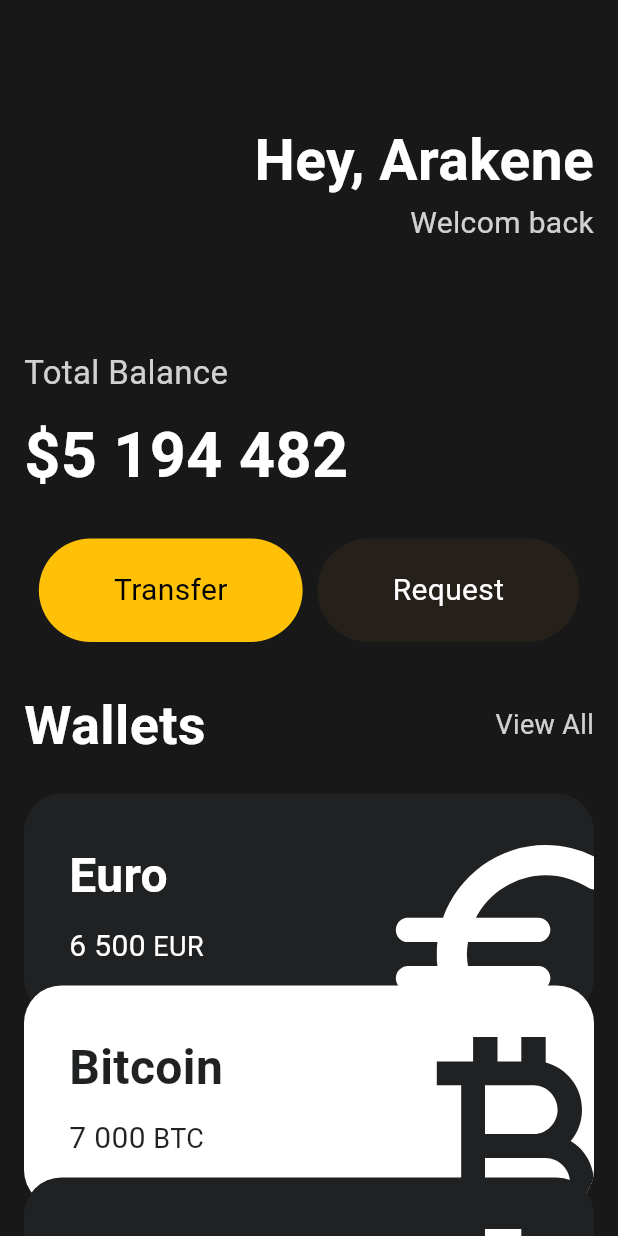
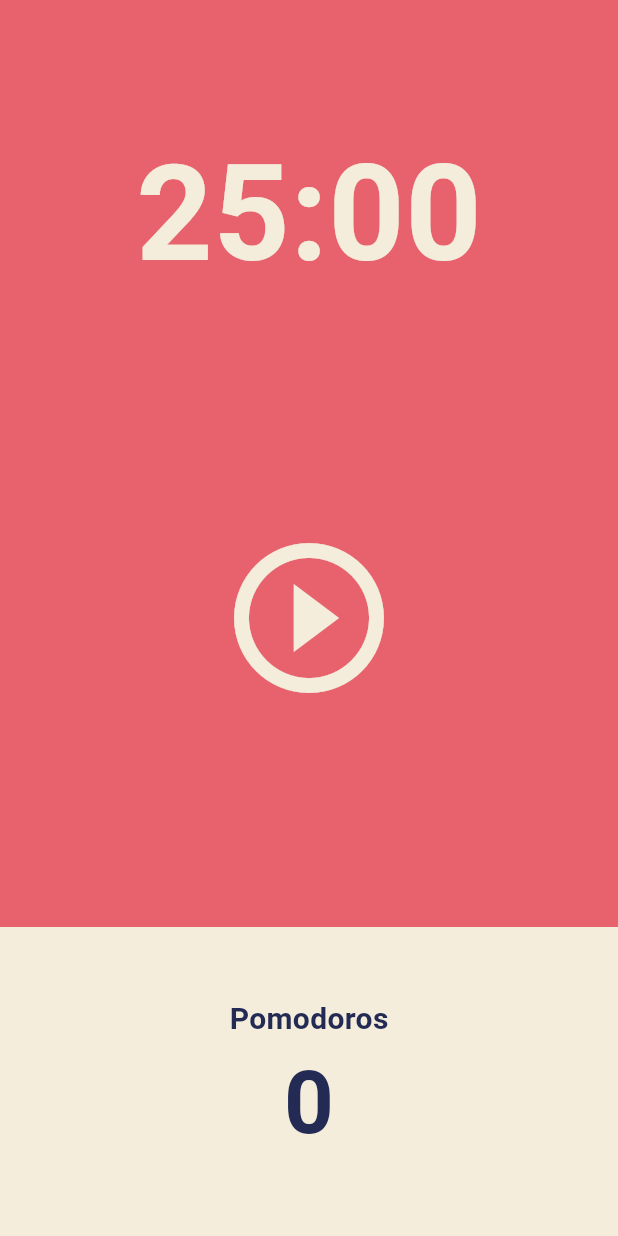
Before and after one commit to kbh97102/FlutterStudy, a Flutter app: the screen it shows after launch, on a phone screen of 412 x 824 dp. Run offline on Flutter 3.47's test engine with Material 3 defaults, Android fonts, the phone set to English and light mode, and no system bars.

Commit message:
feat: 포모도르 #5.0 User Interface

```diff
--- a/lib/main.dart
+++ b/lib/main.dart
@@ -1,8 +1,10 @@
 import 'package:flutter/material.dart';
 import 'package:test_flutter/widgets/card.dart';
+import 'package:test_flutter/widgets/pomodoro/pomodoroRoot.dart';
 
 void main() {
-  runApp(RootView());
+  // runApp(RootView());
+  runApp(PomodoroRoot());
 }
 
 class RootView extends StatelessWidget {
--- a/lib/widgets/pomodoro/pomodoroRoot.dart
+++ b/lib/widgets/pomodoro/pomodoroRoot.dart
@@ -1,4 +1,5 @@
 import 'package:flutter/material.dart';
+import 'package:test_flutter/widgets/pomodoro/screens/home_screen.dart';
 
 class PomodoroRoot extends StatelessWidget {
   const PomodoroRoot({super.key});
@@ -13,7 +14,7 @@ class PomodoroRoot extends StatelessWidget {
         ),
         cardColor: Color(0xFFF4EDDB),
       ),
-      home: Text("data"),
+      home: HomeScreen(),
     );
   }
 }
--- /dev/null
+++ b/lib/widgets/pomodoro/screens/home_screen.dart
@@ -0,0 +1,84 @@
+import 'package:flutter/material.dart';
+
+class HomeScreen extends StatefulWidget {
+  const HomeScreen({super.key});
+
+  @override
+  State<HomeScreen> createState() => _HomeScreenState();
+}
+
+class _HomeScreenState extends State<HomeScreen> {
+  @override
+  Widget build(BuildContext context) {
+    ThemeData _localTheme = Theme.of(context);
+    return Scaffold(
+      backgroundColor: _localTheme.scaffoldBackgroundColor,
+      body: Column(
+        children: [
+          Flexible(
+            flex: 1,
+            child: Container(
+              alignment: Alignment.bottomCenter,
+              child: Text(
+                "25:00",
+                style: TextStyle(
+                  color: _localTheme.cardColor,
+                  fontSize: 89,
+                  fontWeight: FontWeight.w600,
+                ),
+              ),
+            ),
+          ),
+          Flexible(
+            flex: 2,
+            child: Center(
+              child: IconButton(
+                onPressed: () {},
+                icon: Icon(Icons.play_circle_outline_outlined),
+                iconSize: 120,
+                color: _localTheme.cardColor,
+              ),
+            ),
+          ),
+          Flexible(
+            flex: 1,
+            child: Row(
+              children: [
+                Expanded(
+                  child: Container(
+                    decoration: BoxDecoration(color: _localTheme.cardColor),
+                    child: Column(
+                      mainAxisAlignment: MainAxisAlignment.center,
+                      children: [
+                        Text(
+                          "Pomodoros",
+                          style: TextStyle(
+                            fontSize: 20,
+                            color:
+                                _localTheme.textTheme.headlineLarge?.color ??
+                                Colors.black,
+                            fontWeight: FontWeight.w600,
+                          ),
+                        ),
+                        Text(
+                          "0",
+                          style: TextStyle(
+                            fontSize: 58,
+                            color:
+                                _localTheme.textTheme.headlineLarge?.color ??
+                                Colors.black,
+                            fontWeight: FontWeight.w600,
+                          ),
+                        ),
+                      ],
+                    ),
+                  ),
+                ),
+              ],
+            ),
+          ),
+        ],
+      ),
+    );
+  }
+}
```
